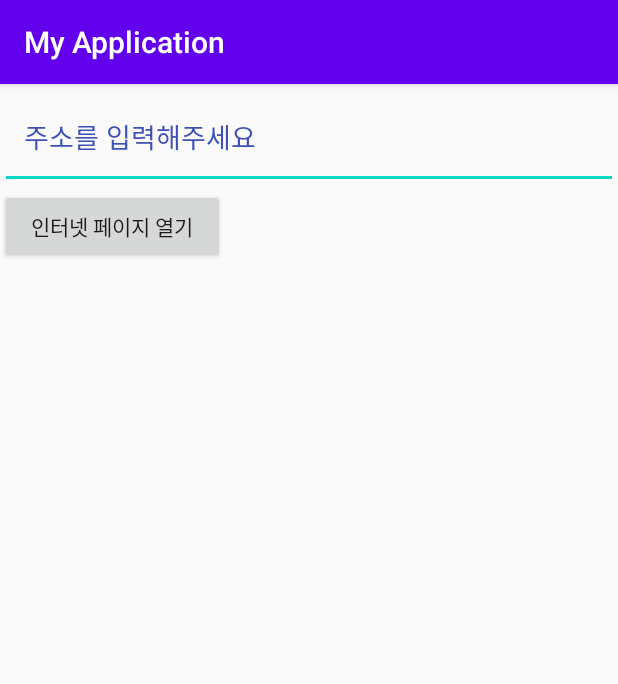
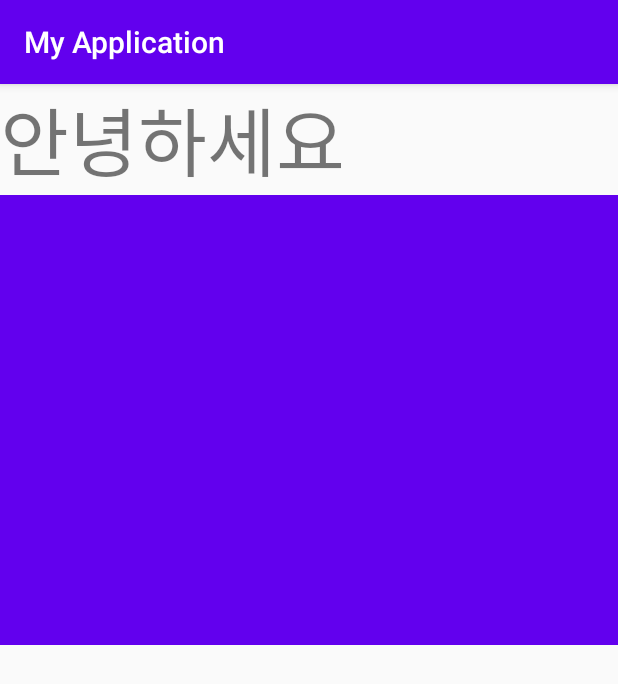
Before and after one commit to minhyuuk/AloneAppStudy, an Android app: the screen it shows after launch (OpenUrl before the commit, FragmentActivity after it), on a phone screen of 412 x 824 dp. Shown: the top 684 px of the screen. Run offline under Robolectric (Android 15) with nearby library versions, the phone set to English and light mode, and no system bars.

Commit message:
Dipping logs

```diff
--- a/app/src/main/AndroidManifest.xml
+++ b/app/src/main/AndroidManifest.xml
@@ -9,13 +9,15 @@
         android:roundIcon="@mipmap/ic_launcher_round"
         android:supportsRtl="true"
         android:theme="@style/AppTheme">
-        <activity android:name=".Practice.FragmentActivity"></activity>
-        <activity android:name=".checkmyskill.OpenUrl">
+        <activity android:name=".Practice.FragmentActivity">
             <intent-filter>
                 <action android:name="android.intent.action.MAIN" />
 
                 <category android:name="android.intent.category.LAUNCHER" />
             </intent-filter>
+        </activity>
+        <activity android:name=".checkmyskill.OpenUrl">
+
         </activity>
         <activity android:name=".Practice.Intent2" />
         <activity android:name=".Practice.Intent1" />
--- a/app/src/main/java/com/example/myapplication/Practice/FragmentOne.kt
+++ b/app/src/main/java/com/example/myapplication/Practice/FragmentOne.kt
@@ -7,17 +7,19 @@ import android.view.LayoutInflater
 import android.view.View
 import android.view.ViewGroup
 import androidx.fragment.app.Fragment
+import com.example.myapplication.R
+import kotlinx.android.synthetic.main.activity_fragment.*
 
 
 class FragmentOne : Fragment() {
 
     override fun onAttach(context: Context) {
-        Log.d("Lifecycle","onCreate")
+        Log.d("Lifecycle","F onCreate")
         super.onAttach(context)
     }
 
     override fun onCreate(savedInstanceState: Bundle?) {
-        Log.d("Lifecycle","onCreate")
+        Log.d("Lifecycle","F onCreate")
         super.onCreate(savedInstanceState)
     }
 
@@ -26,47 +28,53 @@ class FragmentOne : Fragment() {
         container: ViewGroup?,
         savedInstanceState: Bundle?
     ): View? {
-        Log.d("Lifecycle","onCreate")
-        return super.onCreateView(inflater, container, savedInstanceState)
+        Log.d("Lifecycle","F onCreateView")
+        // fragment가 인터페이스를 처음으로 그릴 때 호출된다
+
+        // inflater  -> 뷰를 그려주는 친구
+        // container -> 부모 뷰
+
+        return inflater.inflate(R.layout.fragment_one,container,false)
+
     }
 
     override fun onViewCreated(view: View, savedInstanceState: Bundle?) {
-        Log.d("Lifecycle","onCreate")
+        Log.d("Lifecycle","F onCreate")
         super.onViewCreated(view, savedInstanceState)
     }
 
     override fun onActivityCreated(savedInstanceState: Bundle?) {
-        Log.d("Lifecycle","onCreate")
+        Log.d("Lifecycle","F onCreate")
         super.onActivityCreated(savedInstanceState)
     }
 
     override fun onStart() {
-        Log.d("Lifecycle","onStart")
+        Log.d("Lifecycle","F onStart")
         super.onStart()
     }
 
     override fun onResume() {
-        Log.d("Lifecycle","onResume")
+        Log.d("Lifecycle","F onResume")
         super.onResume()
     }
 
     override fun onPause() {
-        Log.d("Lifecycle","onPause")
+        Log.d("Lifecycle","F onPause")
         super.onPause()
     }
 
     override fun onStop() {
-        Log.d("Lifecycle","onStop")
+        Log.d("Lifecycle","F onStop")
         super.onStop()
     }
 
     override fun onDestroyView() {
-        Log.d("Lifecycle","onDestroyView")
+        Log.d("Lifecycle","F onDestroyView")
         super.onDestroyView()
     }
 
     override fun onDetach() {
-        Log.d("Lifecycle","onDetach")
+        Log.d("Lifecycle","F onDetach")
         super.onDetach()
     }
 }
--- a/app/src/main/res/layout/activity_fragment.xml
+++ b/app/src/main/res/layout/activity_fragment.xml
@@ -13,4 +13,10 @@
         android:textSize="50dp"
         android:text="안녕하세요"/>
 
+    <fragment
+        android:id="@+id/fragment_one"
+        android:name="com.example.myapplication.Practice.FragmentOne"
+        android:layout_width="match_parent"
+        android:layout_height="300dp"/>
+
 </LinearLayout>
--- /dev/null
+++ b/app/src/main/res/layout/fragment_one.xml
@@ -0,0 +1,8 @@
+<?xml version="1.0" encoding="utf-8"?>
+<LinearLayout
+    xmlns:android="http://schemas.android.com/apk/res/android"
+    android:background="@color/colorPrimary"
+    android:layout_width="match_parent"
+    android:layout_height="match_parent">
+
+</LinearLayout>
```
